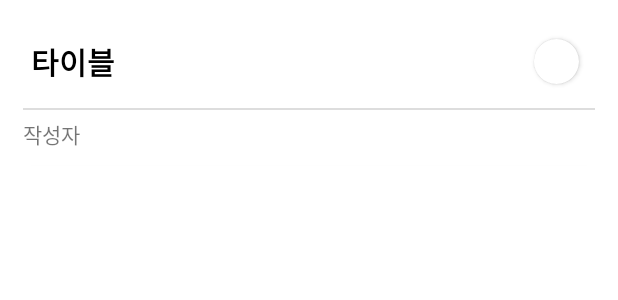
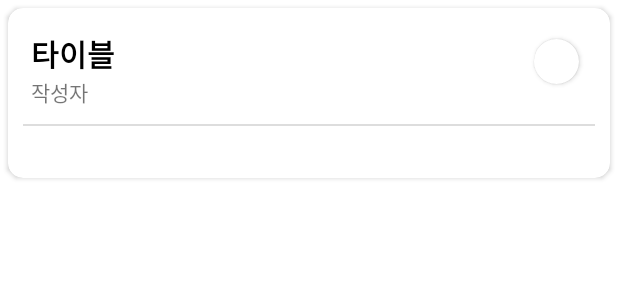
Before and after one commit to kimye702/Fighting2, an Android app: the layout item_post.xml on its own in the app's theme, with its tools: preview values and no code run, on a phone screen of 412 x 824 dp. Shown: the top 300 px of the screen. Run offline under Robolectric (Android 15) with nearby library versions, the phone set to English and light mode, and no system bars.

Commit message:
대수정

```diff
--- a/app/src/main/java/com/example/fighting/ListAdapter.java
+++ b/app/src/main/java/com/example/fighting/ListAdapter.java
@@ -80,6 +80,9 @@
         PostInfo postInfo = mDataset.get(position);
         titleTextView.setText(postInfo.getTitle());
 
+        TextView name=cardView.findViewById(R.id.name);
+        name.setText(postInfo.getPublisher());
+
         ReadContentsView readContentsView = cardView.findViewById(R.id.readContentsView);
         LinearLayout contentsLayout = cardView.findViewById(R.id.contentsLayout);
 
--- a/app/src/main/java/com/example/fighting/ReadContentsView.java
+++ b/app/src/main/java/com/example/fighting/ReadContentsView.java
@@ -11,6 +11,8 @@
 import androidx.annotation.Nullable;
 
 import com.bumptech.glide.Glide;
+import com.google.firebase.auth.FirebaseAuth;
+import com.google.firebase.auth.FirebaseUser;
 
 import java.text.SimpleDateFormat;
 import java.util.ArrayList;
@@ -46,8 +48,10 @@
     }
 
     public void setPostInfo(PostInfo postInfo){
+        FirebaseUser user = FirebaseAuth.getInstance().getCurrentUser();
         TextView createdAtTextView = findViewById(R.id.createAtTextView);
         createdAtTextView.setText(new SimpleDateFormat("yyyy-MM-dd", Locale.getDefault()).format(postInfo.getCreatedAt()));
+
 
         LinearLayout contentsLayout = findViewById(R.id.contentsLayout);
         ViewGroup.LayoutParams layoutParams = new ViewGroup.LayoutParams(ViewGroup.LayoutParams.MATCH_PARENT, ViewGroup.LayoutParams.WRAP_CONTENT);
--- a/app/src/main/java/com/example/fighting/WritePostActivity.java
+++ b/app/src/main/java/com/example/fighting/WritePostActivity.java
@@ -262,6 +262,7 @@
         } else {
             showToast(WritePostActivity.this, "제목을 입력해주세요.");
         }
+        finish();
     }
 
     private void storeUpload(DocumentReference documentReference, final PostInfo postInfo) {
--- a/app/src/main/res/drawable/rect.xml
+++ b/app/src/main/res/drawable/rect.xml
@@ -7,6 +7,4 @@
         android:width="10dp"
         android:color="#CFAB8D"
         />
-    <solid
-        android:color="#ffffff"/>
 </shape>
--- a/app/src/main/res/drawable/rect_white.xml
+++ b/app/src/main/res/drawable/rect_white.xml
@@ -7,6 +7,4 @@
         android:width="3dp"
         android:color="#CFAB8D"
         />
-    <solid
-        android:color="#ffffff"/>
 </shape>
--- a/app/src/main/res/layout/activity_event_edit.xml
+++ b/app/src/main/res/layout/activity_event_edit.xml
@@ -71,7 +71,7 @@
         android:layout_width="match_parent"
         android:layout_height="391dp"
         android:layout_margin="20dp"
-        app:srcCompat="@drawable/playwithme" />
+        android:src="@drawable/playwithme" />
 
 
 
--- a/app/src/main/res/layout/activity_main_min.xml
+++ b/app/src/main/res/layout/activity_main_min.xml
@@ -137,7 +137,7 @@
         android:layout_width="match_parent"
         android:layout_height="wrap_content"
         android:layout_marginBottom="20dp"
-        app:srcCompat="@drawable/dog1"/>
+        app:srcCompat="@drawable/dog"/>
 
 
 </LinearLayout>
--- a/app/src/main/res/layout/item_post.xml
+++ b/app/src/main/res/layout/item_post.xml
@@ -11,24 +11,40 @@
         android:layout_width="match_parent"
         android:layout_height="wrap_content"
         android:orientation="vertical"
-        android:padding="10dp">
+        android:layout_margin="10dp">
 
-        <LinearLayout
+        <androidx.constraintlayout.widget.ConstraintLayout
             android:layout_width="match_parent"
             android:layout_height="match_parent"
             android:gravity="center_vertical"
             android:orientation="horizontal"
-            android:padding="5dp">
+            android:layout_margin="5dp"
+            >
+
+            <LinearLayout
+                android:id="@+id/linear"
+                app:layout_constraintLeft_toLeftOf="parent"
+                app:layout_constraintTop_toTopOf="parent"
+                android:layout_width="match_parent"
+                android:layout_height="wrap_content"
+                android:orientation="vertical">
 
                 <TextView
                     android:id="@+id/titleTextView"
                     android:layout_width="wrap_content"
                     android:layout_height="wrap_content"
                     android:layout_weight="1"
-                android:textColor="#000000"
+                    android:textColor="@color/black"
                     android:textSize="20sp"
                     android:textStyle="bold"
                     tools:text="타이블" />
+
+                <TextView
+                    android:id="@+id/name"
+                    android:layout_width="wrap_content"
+                    android:layout_height="match_parent"
+                    android:text="작성자" />
+            </LinearLayout>
 
             <androidx.cardview.widget.CardView
                 android:id="@+id/menu"
@@ -36,6 +52,8 @@
                 android:layout_height="30dp"
                 android:layout_margin="5dp"
                 app:cardCornerRadius="15dp"
+                app:layout_constraintTop_toTopOf="parent"
+                app:layout_constraintRight_toRightOf="@id/linear"
                 >
 
                 <ImageView
@@ -47,7 +65,7 @@
                     />
             </androidx.cardview.widget.CardView>
 
-        </LinearLayout>
+        </androidx.constraintlayout.widget.ConstraintLayout>
 
         <RelativeLayout
             android:layout_width="match_parent"
@@ -56,26 +74,12 @@
             android:layout_marginBottom="5dp"
             android:background="#DDDDDD"/>
 
-        <LinearLayout
-            android:layout_width="match_parent"
-            android:layout_height="wrap_content"
-            android:orientation="horizontal"
-            >
-            <TextView
-                android:id="@+id/name"
-                android:layout_width="wrap_content"
-                android:layout_height="wrap_content"
-                android:text="작성자"
-                />
             <com.example.fighting.ReadContentsView
                 android:layout_width="match_parent"
                 android:layout_height="wrap_content"
-                android:id="@+id/readContentsView">
-
+                android:id="@+id/readContentsView"
+            >
             </com.example.fighting.ReadContentsView>
-
-        </LinearLayout>
-
 
 
     </LinearLayout>
--- a/app/src/main/res/layout/make_profile.xml
+++ b/app/src/main/res/layout/make_profile.xml
@@ -39,7 +39,7 @@
                 android:layout_height="150dp"
                 android:layout_gravity="center"
                 android:layout_margin="20dp"
-                android:src="@drawable/dog1"
+                android:src="@drawable/dog"
                 app:civ_border_color="@color/colorPrimary"
                 app:civ_border_overlay="true"
                 app:civ_border_width="3dp"
--- /dev/null
+++ b/app/src/main/res/values-night/colors.xml
@@ -0,0 +1,16 @@
+<?xml version="1.0" encoding="utf-8"?>
+<resources>
+    <color name="purple_200">#8F423523</color>
+    <color name="purple_500">#000000</color>
+    <color name="purple_700">#000000</color>
+    <color name="teal_200">#6D706F</color>
+    <color name="teal_700">#3B6666</color>
+    <color name="black">#DFDFDF</color>
+    <color name="white">#000000</color>
+    <color name="colorPrimary">#FFFFFF</color>
+    <color name="gray">#FFFFFF</color>
+    <color name="blue">#FFFFFF</color>
+    <color name="red">#FFFFFF</color>
+    <color name="d">#FFFFFF</color>
+    <color name="s">#454545</color>
+</resources>
```
Also changed, not shown: app/src/main/java/com/example/fighting/FirebaseHelper.java (+19 -8 lines), app/src/main/java/com/example/fighting/ListActivity.java (+14 -16 lines), app/src/main/java/com/example/fighting/ListPictureActivity.java (+15 -17 lines), app/src/main/java/com/example/fighting/WritePictureActivity.java (+14 -13 lines), app/src/main/res/drawable/dog1.png (deleted). Lines whose indentation alone changed are shown as unchanged.
